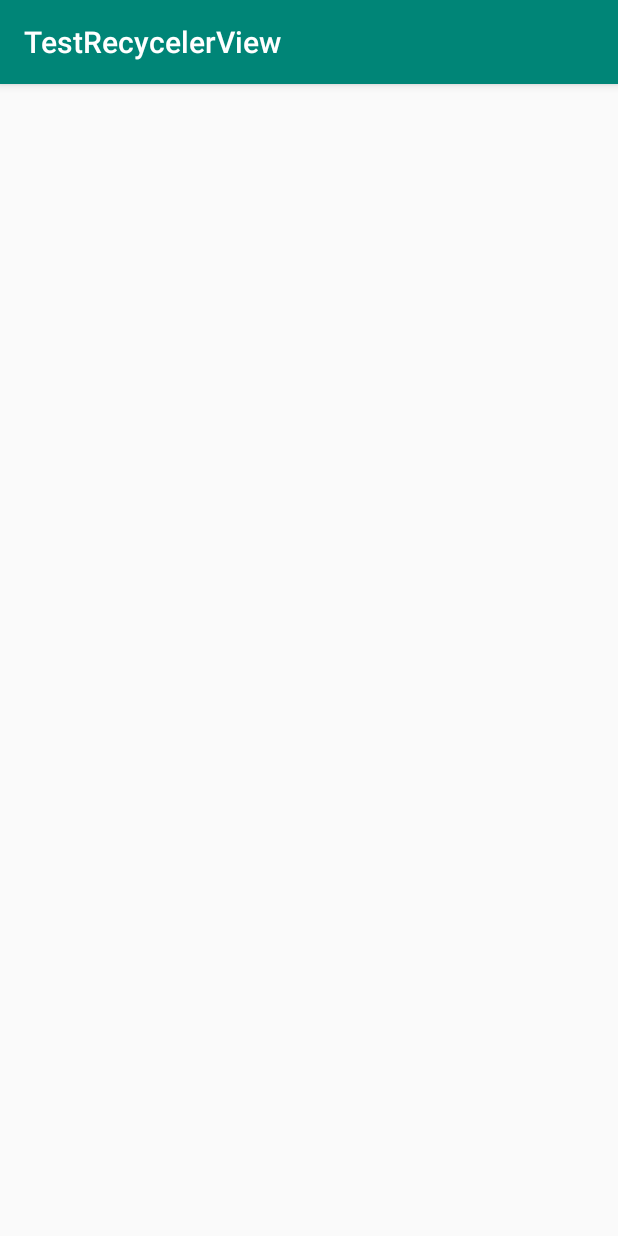
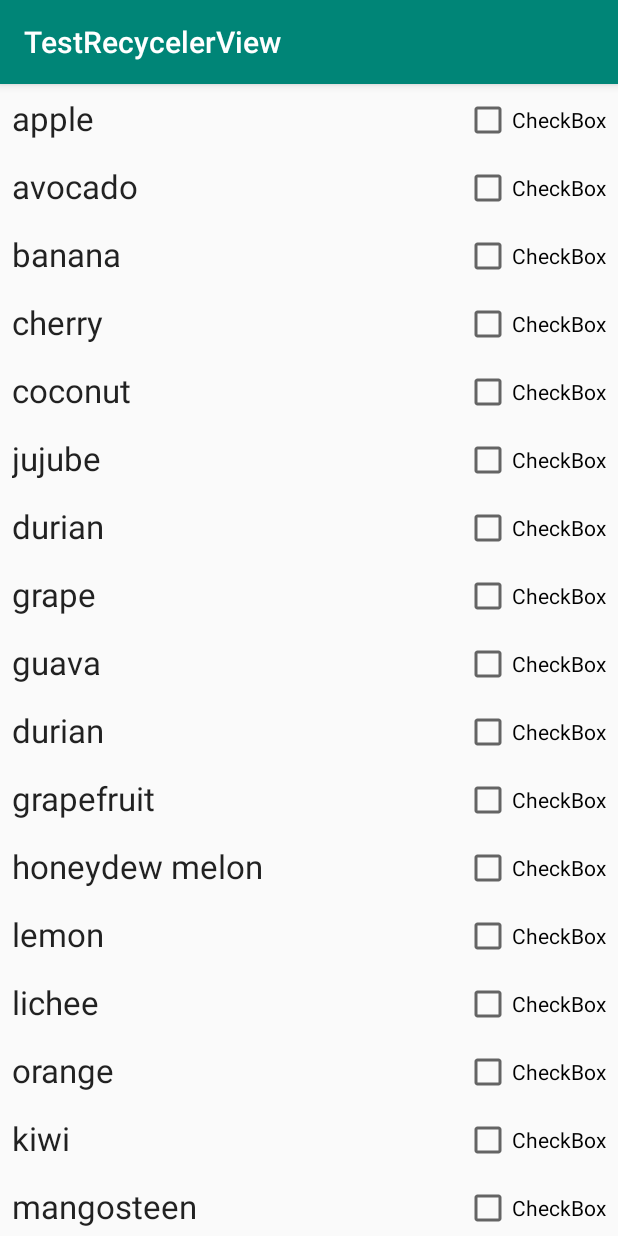
Before and after one commit to encorex32268/blogthing, an Android app: the MyRecycelerViewActivity screen opened directly, with no data from a screen before it, on a phone screen of 412 x 824 dp. Run offline under Robolectric (Android 15) with nearby library versions, the phone set to English and light mode, and no system bars.

Commit message:
TestRecyclerView&ListView Code

```diff
--- a/TestRecycelerView/app/src/main/java/com/example/lee_chen/testrecycelerview/MyRecycelerViewActivity.java
+++ b/TestRecycelerView/app/src/main/java/com/example/lee_chen/testrecycelerview/MyRecycelerViewActivity.java
@@ -1,20 +1,84 @@
 package com.example.lee_chen.testrecycelerview;
 
+import android.support.annotation.NonNull;
 import android.support.v7.app.AppCompatActivity;
 import android.os.Bundle;
 import android.support.v7.widget.LinearLayoutManager;
 import android.support.v7.widget.RecyclerView;
+import android.view.LayoutInflater;
+import android.view.View;
+import android.view.ViewGroup;
+import android.widget.CheckBox;
+import android.widget.CompoundButton;
+import android.widget.TextView;
+import android.widget.Toast;
+
+import java.util.ArrayList;
 
 public class MyRecycelerViewActivity extends AppCompatActivity {
+
+    private ArrayList<String>  fruit = new ArrayList<>();
 
     @Override
     protected void onCreate(Bundle savedInstanceState) {
         super.onCreate(savedInstanceState);
         setContentView(R.layout.activity_my_recyceler_view);
 
+        String[] fruits = new String[]{
+                "apple","avocado","banana","cherry","coconut",
+                "jujube","durian","grape","guava","durian","grapefruit","honeydew melon",
+                "lemon","lichee","orange","kiwi","mangosteen","papaya","pear","persimmon","pineapple"
+        };
+        for(String temp :fruits)
+        {
+            fruit.add(temp);
+        }
+
         RecyclerView mRecyclerView = findViewById(R.id.mRecyclerView);
         mRecyclerView.setHasFixedSize(true);
         mRecyclerView.setLayoutManager(new LinearLayoutManager(this));
-        mRecyclerView.setAdapter(null);
+        mRecyclerView.setAdapter(new mAdatper());
+    }
+
+    class mAdatper extends RecyclerView.Adapter<mAdatper.ViewHolder>{
+
+        @NonNull
+        @Override
+        public ViewHolder onCreateViewHolder(@NonNull ViewGroup viewGroup, int i) {
+            View view = LayoutInflater.from(viewGroup.getContext())
+                    .inflate(R.layout.custom_recyclerview_row,viewGroup,false);
+            ViewHolder viewHolder = new ViewHolder(view);
+            return viewHolder;
+        }
+
+        @Override
+        public void onBindViewHolder(@NonNull ViewHolder viewHolder, final int i) {
+                viewHolder.textView.setText(""+fruit.get(i));
+                viewHolder.checkBox.setOnCheckedChangeListener(new CompoundButton.OnCheckedChangeListener() {
+                    @Override
+                    public void onCheckedChanged(CompoundButton buttonView, boolean isChecked) {
+                        if (isChecked)
+                        Toast.makeText(MyRecycelerViewActivity.this,"Buy : "+fruit.get(i),Toast.LENGTH_SHORT).show();
+                    }
+                });
+        }
+
+        @Override
+        public int getItemCount() {
+            if (null==fruit)
+                return 0;
+            return fruit.size();
+        }
+
+        class ViewHolder extends RecyclerView.ViewHolder{
+
+            TextView textView;
+            CheckBox checkBox;
+            public ViewHolder(@NonNull View itemView) {
+                super(itemView);
+                textView = itemView.findViewById(R.id.recyclertextView);
+                checkBox = itemView.findViewById(R.id.recyclercheckBox);
+            }
+        }
     }
 }
--- a/TestRecycelerView/app/src/main/res/layout/activity_my_recyceler_view.xml
+++ b/TestRecycelerView/app/src/main/res/layout/activity_my_recyceler_view.xml
@@ -2,9 +2,15 @@
 <android.support.constraint.ConstraintLayout xmlns:android="http://schemas.android.com/apk/res/android"
     xmlns:app="http://schemas.android.com/apk/res-auto"
     xmlns:tools="http://schemas.android.com/tools"
-    android:id="@+id/mRecyclerView"
     android:layout_width="match_parent"
     android:layout_height="match_parent"
     tools:context=".MyRecycelerViewActivity">
 
+    <android.support.v7.widget.RecyclerView
+        android:id="@+id/mRecyclerView"
+        android:layout_width="match_parent"
+        android:layout_height="match_parent">
+
+    </android.support.v7.widget.RecyclerView>
+
 </android.support.constraint.ConstraintLayout>
--- /dev/null
+++ b/TestRecycelerView/app/src/main/res/layout/custom_recyclerview_row.xml
@@ -0,0 +1,32 @@
+<?xml version="1.0" encoding="utf-8"?>
+<android.support.constraint.ConstraintLayout xmlns:android="http://schemas.android.com/apk/res/android"
+    xmlns:app="http://schemas.android.com/apk/res-auto"
+    xmlns:tools="http://schemas.android.com/tools"
+    android:layout_width="match_parent"
+    android:layout_height="wrap_content">
+
+    <TextView
+        android:id="@+id/recyclertextView"
+        android:layout_width="wrap_content"
+        android:layout_height="wrap_content"
+        android:layout_marginStart="8dp"
+        android:layout_marginLeft="8dp"
+        android:layout_marginTop="8dp"
+        android:layout_marginBottom="8dp"
+        android:text="TextView"
+        android:textAppearance="@style/TextAppearance.AppCompat.Large"
+        app:layout_constraintBottom_toBottomOf="parent"
+        app:layout_constraintStart_toStartOf="parent"
+        app:layout_constraintTop_toTopOf="parent" />
+
+    <CheckBox
+        android:id="@+id/recyclercheckBox"
+        android:layout_width="wrap_content"
+        android:layout_height="wrap_content"
+        android:layout_marginTop="8dp"
+        android:layout_marginEnd="8dp"
+        android:layout_marginRight="8dp"
+        android:text="CheckBox"
+        app:layout_constraintEnd_toEndOf="parent"
+        app:layout_constraintTop_toTopOf="parent" />
+</android.support.constraint.ConstraintLayout>
```
